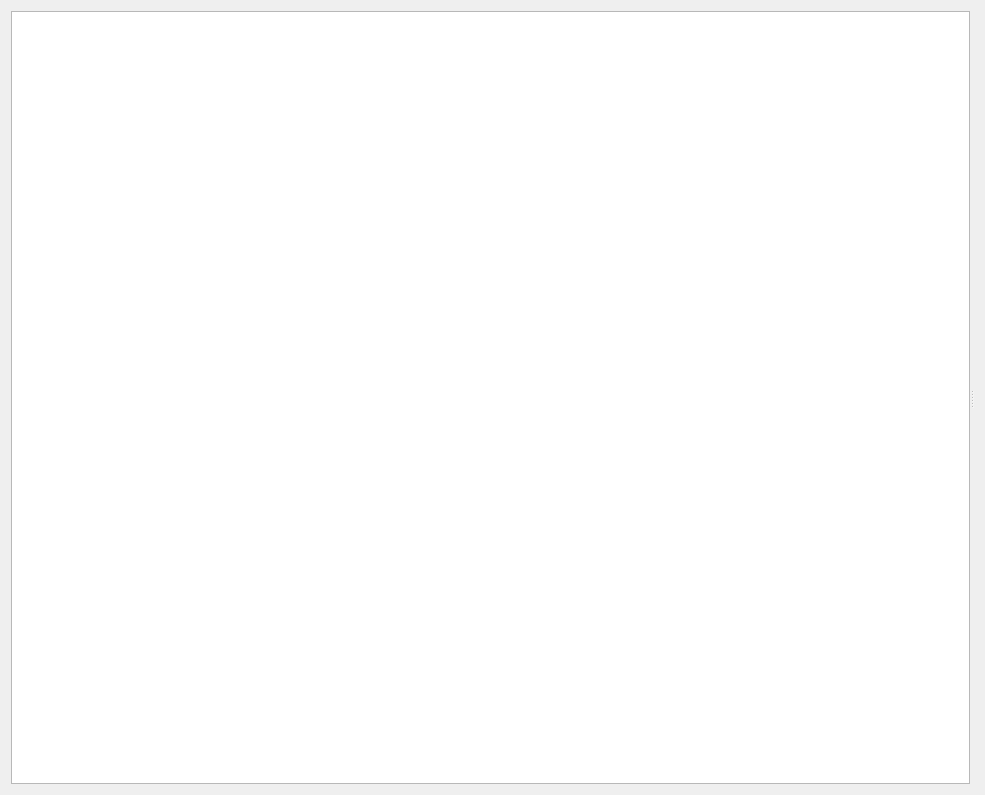
Old version of the form camera_processing/ui/camera_view.ui in the repository mrazr/antarstick.
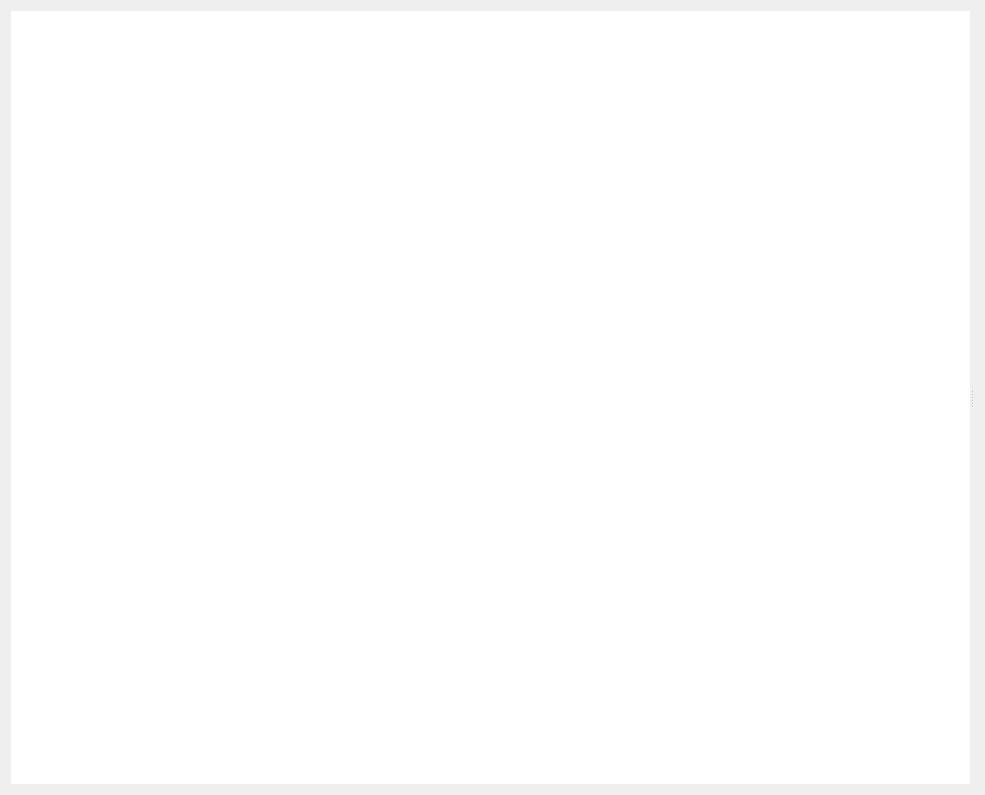
New version of the form.

The edit to the form file:
```diff
--- a/camera_processing/ui/camera_view.ui
+++ b/camera_processing/ui/camera_view.ui
@@ -19,7 +19,36 @@
      <property name="orientation">
       <enum>Qt::Horizontal</enum>
      </property>
-     <widget class="QListView" name="image_list"/>
+     <widget class="QTableView" name="image_list">
+      <property name="sizePolicy">
+       <sizepolicy hsizetype="Minimum" vsizetype="Expanding">
+        <horstretch>0</horstretch>
+        <verstretch>0</verstretch>
+       </sizepolicy>
+      </property>
+      <property name="styleSheet">
+       <string notr="true">padding: 0px;
+border: 0px;</string>
+      </property>
+      <property name="horizontalScrollBarPolicy">
+       <enum>Qt::ScrollBarAlwaysOff</enum>
+      </property>
+      <property name="sizeAdjustPolicy">
+       <enum>QAbstractScrollArea::AdjustToContents</enum>
+      </property>
+      <property name="selectionBehavior">
+       <enum>QAbstractItemView::SelectRows</enum>
+      </property>
+      <property name="showGrid">
+       <bool>false</bool>
+      </property>
+      <attribute name="horizontalHeaderVisible">
+       <bool>false</bool>
+      </attribute>
+      <attribute name="verticalHeaderVisible">
+       <bool>false</bool>
+      </attribute>
+     </widget>
      <widget class="QWidget" name="layoutWidget">
       <layout class="QVBoxLayout" name="verticalLayout">
        <item>
```
